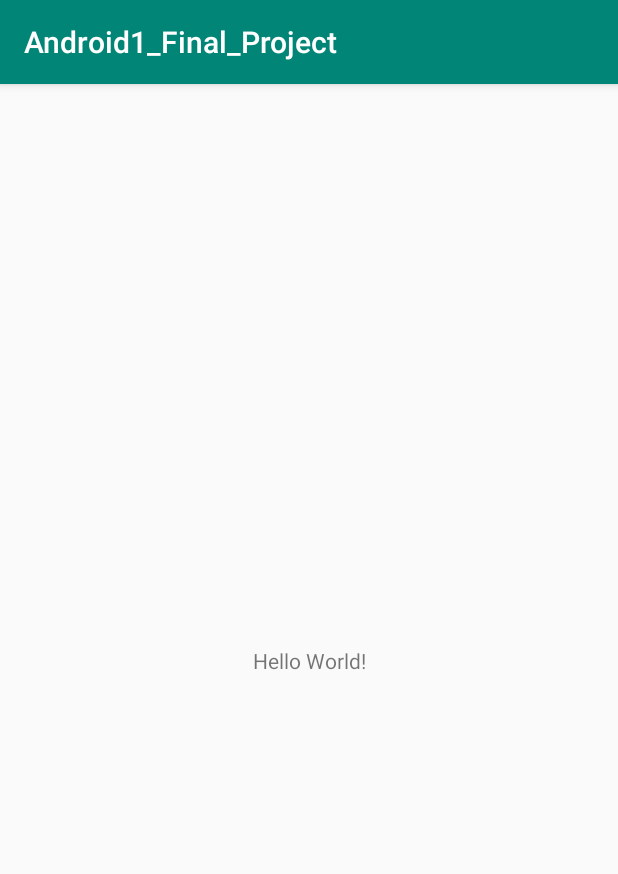
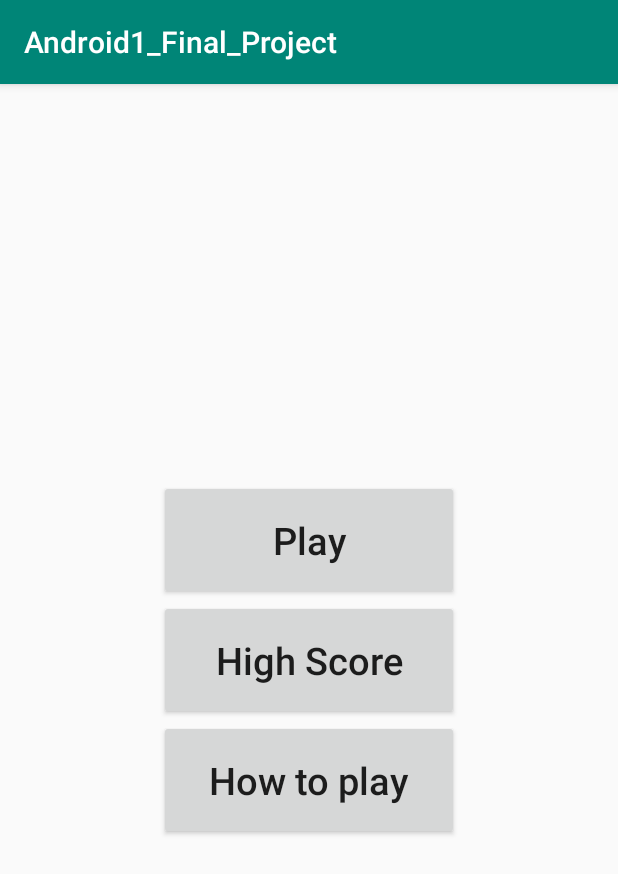
Before and after one commit to omerag/Android1KatzavMall, an Android app: the screen it shows after launch (MainActivity), on a phone screen of 412 x 824 dp. Shown: the top 874 px of the screen. Run offline under Robolectric (Android 15) with nearby library versions, the phone set to English and light mode, and no system bars.

Commit message:
Hey Omer

```diff
--- a/app/src/main/java/com/android_1_katzavmall/MainActivity.java
+++ b/app/src/main/java/com/android_1_katzavmall/MainActivity.java
@@ -2,7 +2,10 @@ package com.android_1_katzavmall;
 
 import androidx.appcompat.app.AppCompatActivity;
 
+import android.content.Intent;
 import android.os.Bundle;
+import android.view.View;
+import android.widget.Button;
 
 public class MainActivity extends AppCompatActivity {
 
@@ -11,5 +14,15 @@ public class MainActivity extends AppCompatActivity {
         super.onCreate(savedInstanceState);
         setContentView(R.layout.activity_main);
         //test
+
+        Button playBtn = findViewById(R.id.play_btn);
+
+        playBtn.setOnClickListener(new View.OnClickListener() {
+            @Override
+            public void onClick(View view) {
+                Intent levelIntent = new Intent(MainActivity.this,SecondActivity.class);
+                startActivity(levelIntent);
+            }
+        });
     }
 }
--- a/app/src/main/java/com/android_1_katzavmall/SecondActivity.java
+++ b/app/src/main/java/com/android_1_katzavmall/SecondActivity.java
@@ -7,4 +7,10 @@ import androidx.appcompat.app.AppCompatActivity;
 
 public class SecondActivity extends AppCompatActivity {
 
+    @Override
+    protected void onCreate(Bundle savedInstanceState) {
+        super.onCreate(savedInstanceState);
+        setContentView(R.layout.second_activity);
+
+    }
 }
--- a/app/src/main/res/layout/activity_main.xml
+++ b/app/src/main/res/layout/activity_main.xml
@@ -1,18 +1,40 @@
 <?xml version="1.0" encoding="utf-8"?>
-<androidx.constraintlayout.widget.ConstraintLayout xmlns:android="http://schemas.android.com/apk/res/android"
-    xmlns:app="http://schemas.android.com/apk/res-auto"
+<RelativeLayout xmlns:android="http://schemas.android.com/apk/res/android"
     xmlns:tools="http://schemas.android.com/tools"
     android:layout_width="match_parent"
     android:layout_height="match_parent"
+    android:orientation="vertical"
     tools:context=".MainActivity">
 
-    <TextView
-        android:layout_width="wrap_content"
-        android:layout_height="wrap_content"
-        android:text="Hello World!"
-        app:layout_constraintBottom_toBottomOf="parent"
-        app:layout_constraintLeft_toLeftOf="parent"
-        app:layout_constraintRight_toRightOf="parent"
-        app:layout_constraintTop_toTopOf="parent" />
 
-</androidx.constraintlayout.widget.ConstraintLayout>
+    <LinearLayout
+        android:layout_width="match_parent"
+        android:layout_height="match_parent"
+        android:orientation="vertical"
+        android:gravity="center">
+
+    <Button
+        android:id="@+id/play_btn"
+        android:layout_width="200dp"
+        android:layout_height="80dp"
+        android:text="Play"
+        android:textSize="25sp"
+        android:textAllCaps="false"/>
+
+        <Button
+            android:layout_width="200dp"
+            android:layout_height="80dp"
+            android:text="High Score"
+            android:textSize="25sp"
+            android:textAllCaps="false"/>
+
+        <Button
+            android:layout_width="200dp"
+            android:layout_height="80dp"
+            android:text="How to play"
+            android:textSize="25sp"
+            android:textAllCaps="false"/>
+
+    </LinearLayout>
+
+</RelativeLayout>
```
